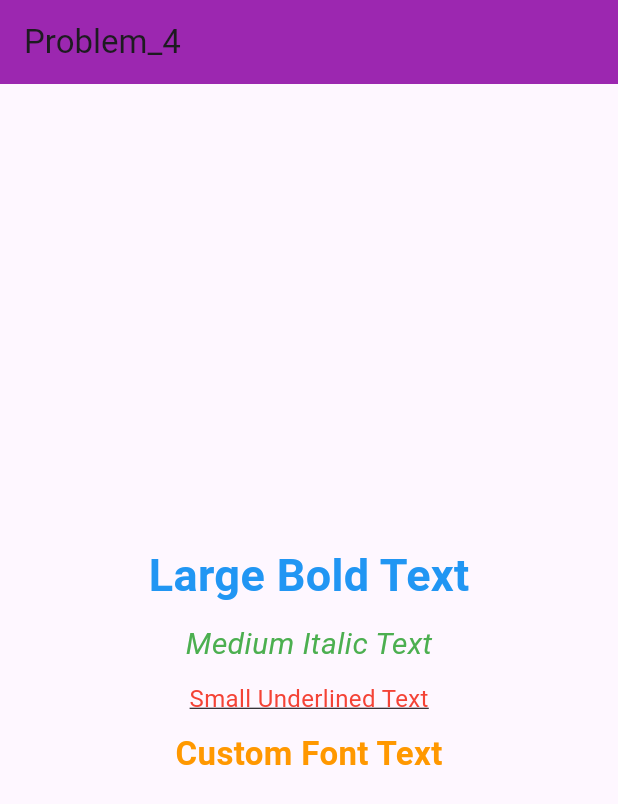
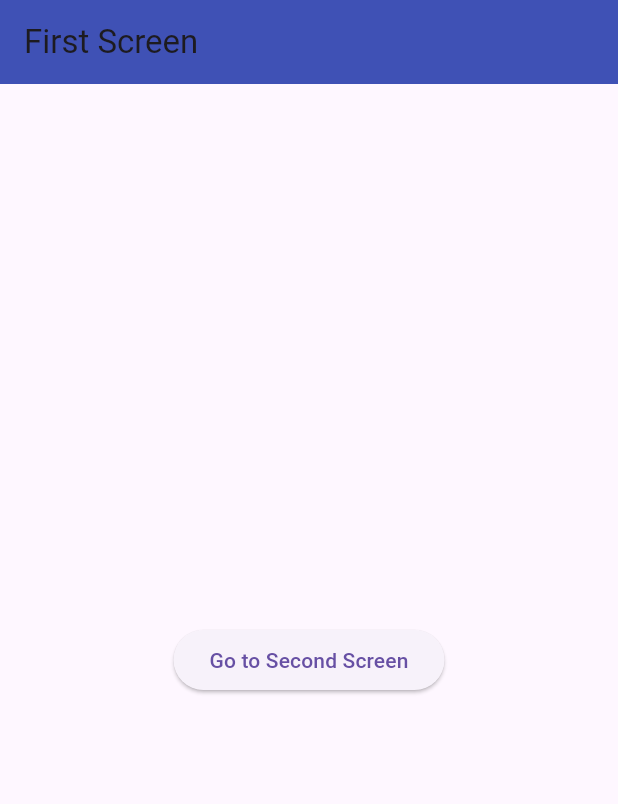
Before and after one commit to momen162/flutterTrackerLab, a Flutter app: the screen it shows after launch, on a phone screen of 412 x 824 dp. Shown: the top 804 px of the screen. Run offline on Flutter 3.47's test engine with Material 3 defaults, Android fonts, the phone set to English and light mode, and no system bars; Roboto replaces fonts that are missing (DMSans-Regular).

Commit message:
Problem5

```diff
--- a/lib/main.dart
+++ b/lib/main.dart
@@ -3,6 +3,7 @@ import 'problem_1.dart';
 import 'problem_2.dart';
 import 'problem_3.dart';
 import 'problem_4.dart';
+import 'problem_5.dart';
 
 
 void main() {
@@ -19,7 +20,8 @@ class MyApp extends StatelessWidget {
       home: //Problem_1(),
         //Problem_2(),
         //Problem_3(),
-        Problem_4(),
+        //Problem_4(),
+        Problem_5(),
     );
   }
 }
--- /dev/null
+++ b/lib/problem_5.dart
@@ -0,0 +1,48 @@
+import 'package:flutter/material.dart';
+
+class Problem_5 extends StatelessWidget {
+  const Problem_5({super.key});
+
+  @override
+  Widget build(BuildContext context) {
+    return Scaffold(
+      appBar: AppBar(
+        title: const Text('First Screen'),
+        backgroundColor: Colors.indigo,
+      ),
+      body: Center(
+        child: ElevatedButton(
+          onPressed: () {
+            Navigator.push(
+              context,
+              MaterialPageRoute(builder: (context) => const SecondScreen()),
+            );
+          },
+          child: const Text('Go to Second Screen'),
+        ),
+      ),
+    );
+  }
+}
+
+class SecondScreen extends StatelessWidget {
+  const SecondScreen({super.key});
+
+  @override
+  Widget build(BuildContext context) {
+    return Scaffold(
+      appBar: AppBar(
+        title: const Text('Second Screen'),
+        backgroundColor: Colors.deepPurple,
+      ),
+      body: Center(
+        child: ElevatedButton(
+          onPressed: () {
+            Navigator.pop(context);
+          },
+          child: const Text('Go Back'),
+        ),
+      ),
+    );
+  }
+}
```
